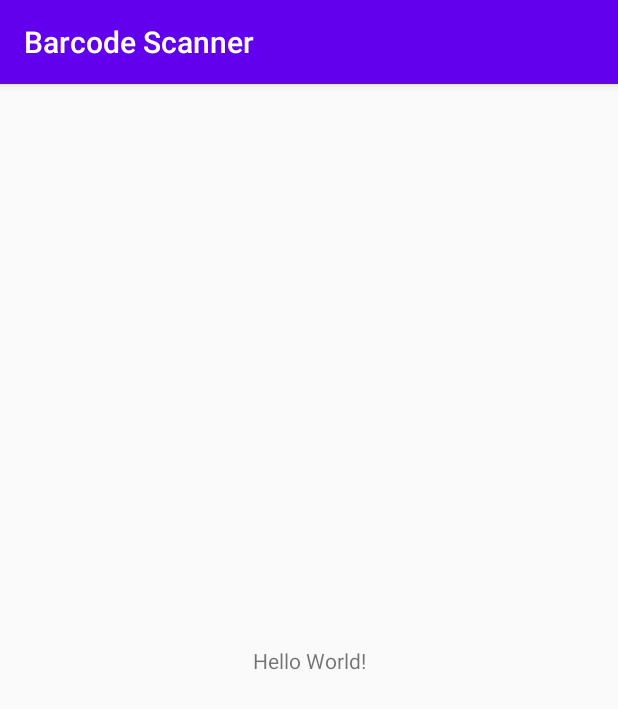
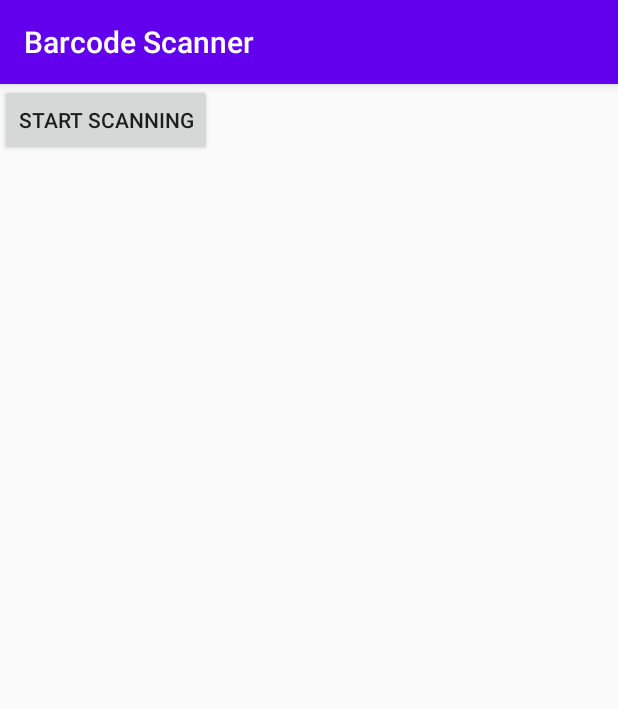
Before and after one commit to adamdunaiBB/shoebox-barcode-scanner-library-android, an Android app: the screen it shows after launch (MainActivity), on a phone screen of 412 x 824 dp. Shown: the top 709 px of the screen. Run offline under Robolectric (Android 15) with nearby library versions, the phone set to English and light mode, and no system bars.

Commit message:
Set up navigation

```diff
--- a/app/build.gradle
+++ b/app/build.gradle
@@ -40,7 +40,8 @@ configurations {
 
 dependencies {
     implementation "androidx.appcompat:appcompat:$rootProject.supportLibraryVersion"
-    implementation "androidx.constraintlayout:constraintlayout:$rootProject.constraintLayoutVersion"
+    implementation "androidx.navigation:navigation-fragment-ktx:$rootProject.navigationVersion"
+    implementation "androidx.navigation:navigation-ui-ktx:$rootProject.navigationVersion"
     implementation "org.jetbrains.kotlin:kotlin-stdlib-jdk8:$rootProject.kotlinVersion"
 
     ktlint "com.pinterest:ktlint:$rootProject.ktlintVersion"
--- /dev/null
+++ b/app/src/main/java/hu/officeshoes/barcode/common/ui/BaseFragment.kt
@@ -0,0 +1,23 @@
+package hu.officeshoes.barcode.common.ui
+
+import android.os.Bundle
+import android.view.LayoutInflater
+import android.view.View
+import android.view.ViewGroup
+import androidx.annotation.CallSuper
+import androidx.annotation.LayoutRes
+import androidx.fragment.app.Fragment
+
+abstract class BaseFragment : Fragment() {
+
+    @CallSuper
+    override fun onCreateView(
+        inflater: LayoutInflater,
+        container: ViewGroup?,
+        savedInstanceState: Bundle?
+    ): View? =
+        inflater.inflate(getViewResource(), container, false)
+
+    @LayoutRes
+    abstract fun getViewResource(): Int
+}
--- /dev/null
+++ b/app/src/main/java/hu/officeshoes/barcode/ui/MainFragment.kt
@@ -0,0 +1,11 @@
+package hu.officeshoes.barcode.ui
+
+import androidx.annotation.LayoutRes
+import hu.officeshoes.barcode.R
+import hu.officeshoes.barcode.common.ui.BaseFragment
+
+class MainFragment : BaseFragment() {
+
+    @LayoutRes
+    override fun getViewResource(): Int = R.layout.fragment_main
+}
--- a/app/src/main/res/layout/activity_main.xml
+++ b/app/src/main/res/layout/activity_main.xml
@@ -1,18 +1,17 @@
 <?xml version="1.0" encoding="utf-8"?>
-<androidx.constraintlayout.widget.ConstraintLayout xmlns:android="http://schemas.android.com/apk/res/android"
+<FrameLayout xmlns:android="http://schemas.android.com/apk/res/android"
     xmlns:app="http://schemas.android.com/apk/res-auto"
     xmlns:tools="http://schemas.android.com/tools"
     android:layout_width="match_parent"
     android:layout_height="match_parent"
     tools:context=".MainActivity">
 
-    <TextView
-        android:layout_width="wrap_content"
-        android:layout_height="wrap_content"
-        android:text="Hello World!"
-        app:layout_constraintBottom_toBottomOf="parent"
-        app:layout_constraintLeft_toLeftOf="parent"
-        app:layout_constraintRight_toRightOf="parent"
-        app:layout_constraintTop_toTopOf="parent" />
+    <androidx.fragment.app.FragmentContainerView
+        android:id="@+id/fragmentNavHost"
+        android:name="androidx.navigation.fragment.NavHostFragment"
+        android:layout_width="match_parent"
+        android:layout_height="match_parent"
+        app:defaultNavHost="true"
+        app:navGraph="@navigation/app_nav_graph" />
 
-</androidx.constraintlayout.widget.ConstraintLayout>
+</FrameLayout>
--- /dev/null
+++ b/app/src/main/res/layout/fragment_main.xml
@@ -0,0 +1,13 @@
+<?xml version="1.0" encoding="utf-8"?>
+<LinearLayout xmlns:android="http://schemas.android.com/apk/res/android"
+    android:layout_width="match_parent"
+    android:layout_height="match_parent"
+    android:orientation="vertical">
+
+    <Button
+        android:id="@+id/scanButton"
+        android:layout_width="wrap_content"
+        android:text="@string/main_start_scanning_button"
+        android:layout_height="wrap_content"/>
+
+</LinearLayout>
--- /dev/null
+++ b/app/src/main/res/navigation/app_nav_graph.xml
@@ -0,0 +1,14 @@
+<?xml version="1.0" encoding="utf-8"?>
+<navigation xmlns:android="http://schemas.android.com/apk/res/android"
+    xmlns:app="http://schemas.android.com/apk/res-auto"
+    xmlns:tools="http://schemas.android.com/tools"
+    android:id="@+id/app_nav_graph"
+    app:startDestination="@id/mainFragment">
+
+    <fragment
+        android:id="@+id/mainFragment"
+        android:name="hu.officeshoes.barcode.ui.MainFragment"
+        android:label="fragment_main"
+        tools:layout="@layout/fragment_main" />
+
+</navigation>
--- a/app/src/main/res/values/strings.xml
+++ b/app/src/main/res/values/strings.xml
@@ -1,3 +1,5 @@
 <resources>
     <string name="app_name">Barcode Scanner</string>
+
+    <string name="main_start_scanning_button">Start scanning</string>
 </resources>
--- a/build.gradle
+++ b/build.gradle
@@ -12,10 +12,10 @@ buildscript {
         versionName = '1.0'
 
         // App dependencies
-        constraintLayoutVersion = '2.0.0'
         gradleVersion = '4.0.1'
         kotlinVersion = '1.4.10'
         ktlintVersion = '0.36.0'
+        navigationVersion = '2.3.0'
         supportLibraryVersion = '1.2.0'
     }
 
```
